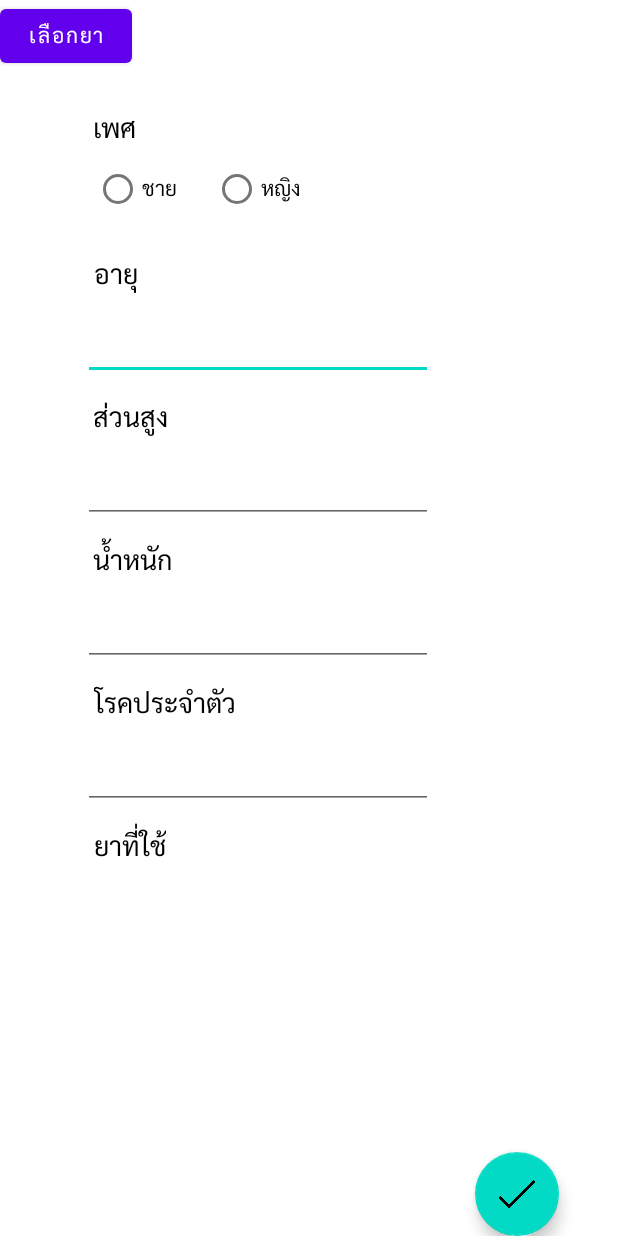
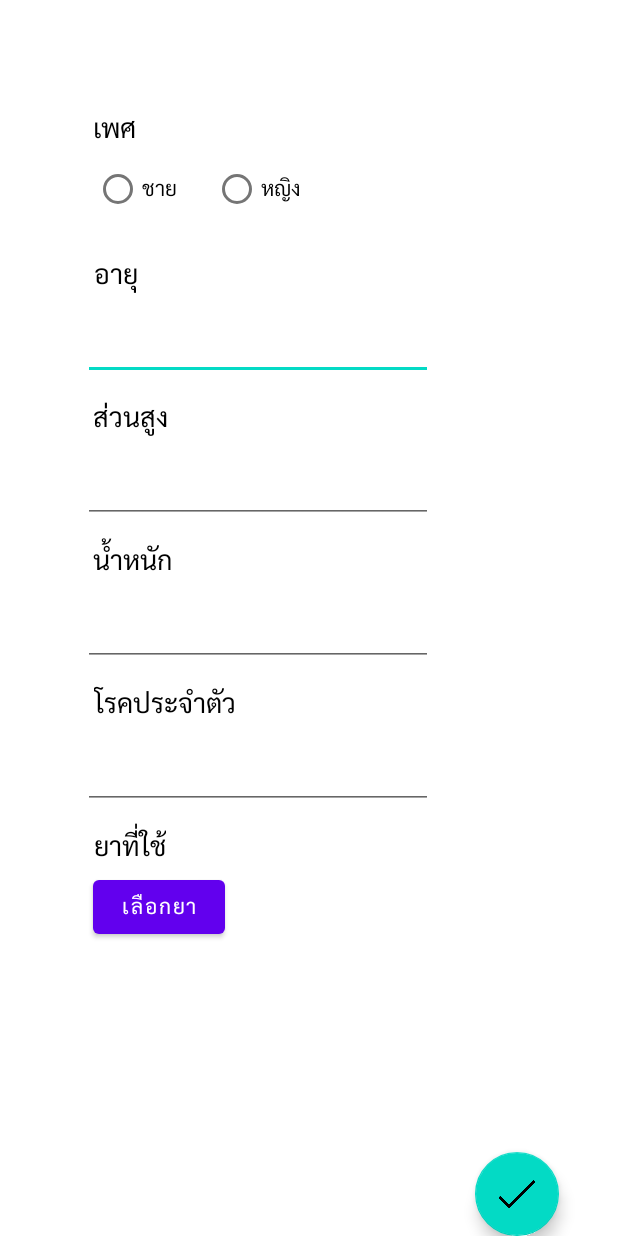
Before and after one commit to supanut-kon/AsthmaPrototype, an Android app: the PatientConfig screen opened directly, with no data from a screen before it, on a phone screen of 412 x 824 dp. Run offline under Robolectric (Android 15) with nearby library versions, the phone set to English and light mode, and no system bars.

Commit message:
24032021-delete custom font xml

```diff
--- a/app/src/main/res/layout/activity_patient_config.xml
+++ b/app/src/main/res/layout/activity_patient_config.xml
@@ -183,7 +183,9 @@
         android:layout_width="wrap_content"
         android:layout_height="wrap_content"
         android:text="เลือกยา"
-        tools:layout_editor_absoluteX="62dp"
-        tools:layout_editor_absoluteY="481dp" />
+        app:layout_constraintEnd_toEndOf="parent"
+        app:layout_constraintHorizontal_bias="0.191"
+        app:layout_constraintStart_toStartOf="parent"
+        app:layout_constraintTop_toBottomOf="@+id/medheader" />
 
 </androidx.constraintlayout.widget.ConstraintLayout>
```
Also changed, not shown: app/src/main/res/font/custom_font.xml (deleted, +0 -11 lines).
